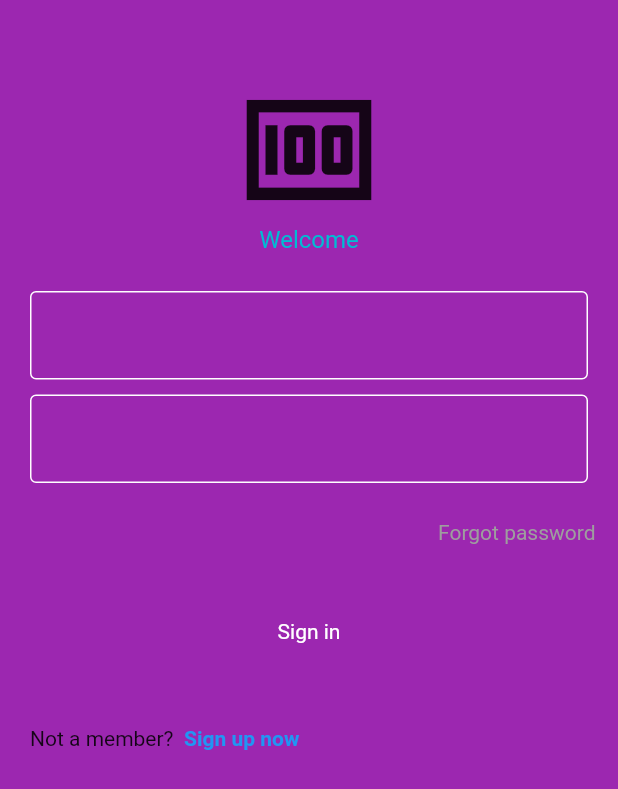
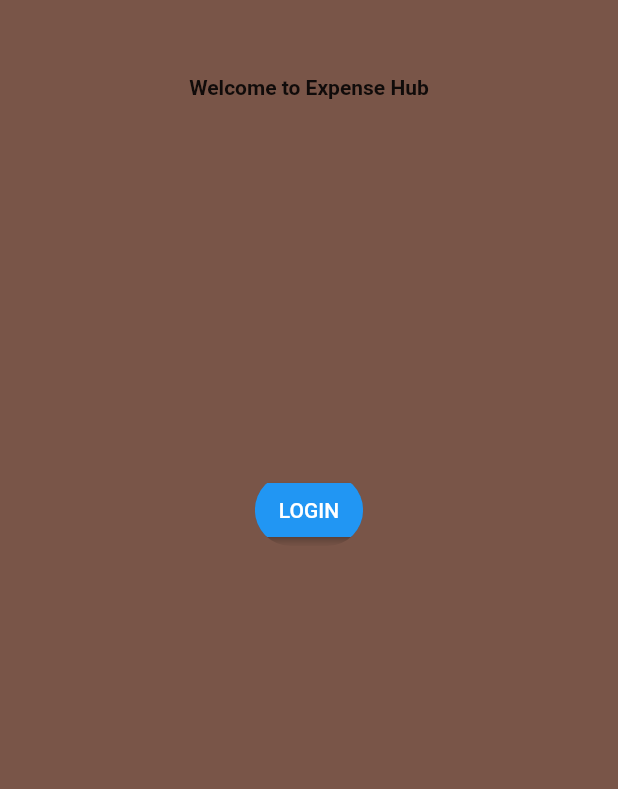
Before and after one commit to emmanuelsamutumwa/Expensehub, a Flutter app: the screen it shows after launch, on a phone screen of 412 x 824 dp. Shown: the top 789 px of the screen. Run offline on Flutter 3.47's test engine with Material 2 defaults, Android fonts, the phone set to English and light mode, and no system bars.

Commit message:
Added new functions

```diff
--- a/lib/pages/home.dart
+++ b/lib/pages/home.dart
@@ -6,100 +6,35 @@ class Homepage extends StatelessWidget{
   @override
   Widget build (BuildContext context) {
     return Scaffold(
-      backgroundColor: Colors.purple,
+      backgroundColor: Colors.brown,
       body: SafeArea(
         child: Center(
           child: Column(
             children:[
               const SizedBox(height: 50),
 
-              //logo
-              const Icon(
-                  Icons.money,
-                size: 100,
+          //welcome message
+              Text(
+                'Welcome to Expense Hub',
+              style: TextStyle(fontWeight: FontWeight.bold),
               ),
+            SizedBox(height: 250),
 
-            //welcome
-            Text(
-                'Welcome',
-            style: TextStyle(
-                color: Colors.cyan,
-              fontSize: 16,
-            ),
-            ),
-            const SizedBox(height: 25),
-
-            //username textfield
-            Padding(
-              padding: const EdgeInsets.symmetric(horizontal: 20.0),
-              child: TextField(
-                decoration: InputDecoration(
-                  enabledBorder: OutlineInputBorder(borderSide: BorderSide(color: Colors.white),
-                  ),
-                  focusedBorder: OutlineInputBorder(
-                    borderSide: BorderSide(color: Colors.grey)
-                  )
-                ),
-              ),
-            ),
-            const SizedBox(height: 10),
-            //password textfield
-              Padding(
-                padding: const EdgeInsets.symmetric(horizontal: 20.0),
-                child: TextField(
-                  decoration: InputDecoration(
-                      enabledBorder: OutlineInputBorder(borderSide: BorderSide(color: Colors.white),
-                      ),
-                      focusedBorder: OutlineInputBorder(
-                          borderSide: BorderSide(color: Colors.grey)
+            //sign in button
+              Container(
+                child: ClipRRect(
+                  borderRadius: BorderRadius.circular(30),
+                  child: ElevatedButton(
+                      onPressed: () {},
+                      child: Text(
+                          'LOGIN',
+                        style: TextStyle(color: Colors.white),
                       )
                   ),
                 ),
-              ),
-            const SizedBox(height:10),
-
-            //forgot password
-              Padding(
-                padding: const EdgeInsets.all(15.0),
-                child: Row(
-                  mainAxisAlignment: MainAxisAlignment.end,
-                  children: [
-                    Text('Forgot password',
-                      style: TextStyle(color: Colors.grey),
-
-                    ),
-                  ],
-                ),
-              ),
-
-            SizedBox(height:25),
-
-            //sign in button
-              Padding(
-                padding: const EdgeInsets.all(10.0),
-                child: Text('Sign in',
-                style: TextStyle(color: Colors.white),),
-              ),
-
-            const SizedBox(height:25),
-
-            //continue with google
+              )
 
             //register
-              Padding(
-                padding: const EdgeInsets.all(20.0),
-                child: Row(
-                  children: [
-                    Text('Not a member?'),
-                    const SizedBox(width: 7),
-                    Text('Sign up now',
-                      style: TextStyle(
-                          color: Colors.blue, fontWeight: FontWeight.bold),
-                    ),
-                  ],
-                ),
-              )
-
 
             ],
           ),
```
